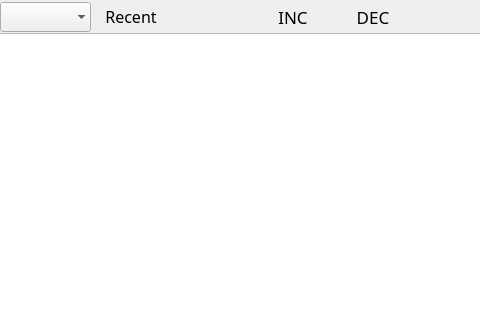
Zazkya/novel-tracker, file novelTracker/mainwindow.ui: the form before one commit; both pictures show x 242 to 722 and y 0 to 320 of the 990 by 566 pixel window.
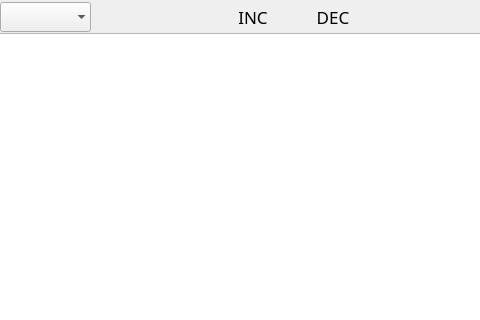
The form after the commit.

Commit message: added recent added proper table headings

What changed in the file:
```diff
--- a/novelTracker/mainwindow.ui
+++ b/novelTracker/mainwindow.ui
@@ -108,22 +108,6 @@
         </property>
        </widget>
       </item>
-      <item>
-       <widget class="QPushButton" name="recentButton">
-        <property name="font">
-         <font>
-          <family>Impact</family>
-          <pointsize>12</pointsize>
-         </font>
-        </property>
-        <property name="text">
-         <string>Recent</string>
-        </property>
-        <property name="flat">
-         <bool>true</bool>
-        </property>
-       </widget>
-      </item>
       <item>
        <spacer name="horizontalSpacer_2">
         <property name="orientation">
```
The commit also changes 2 other files.
